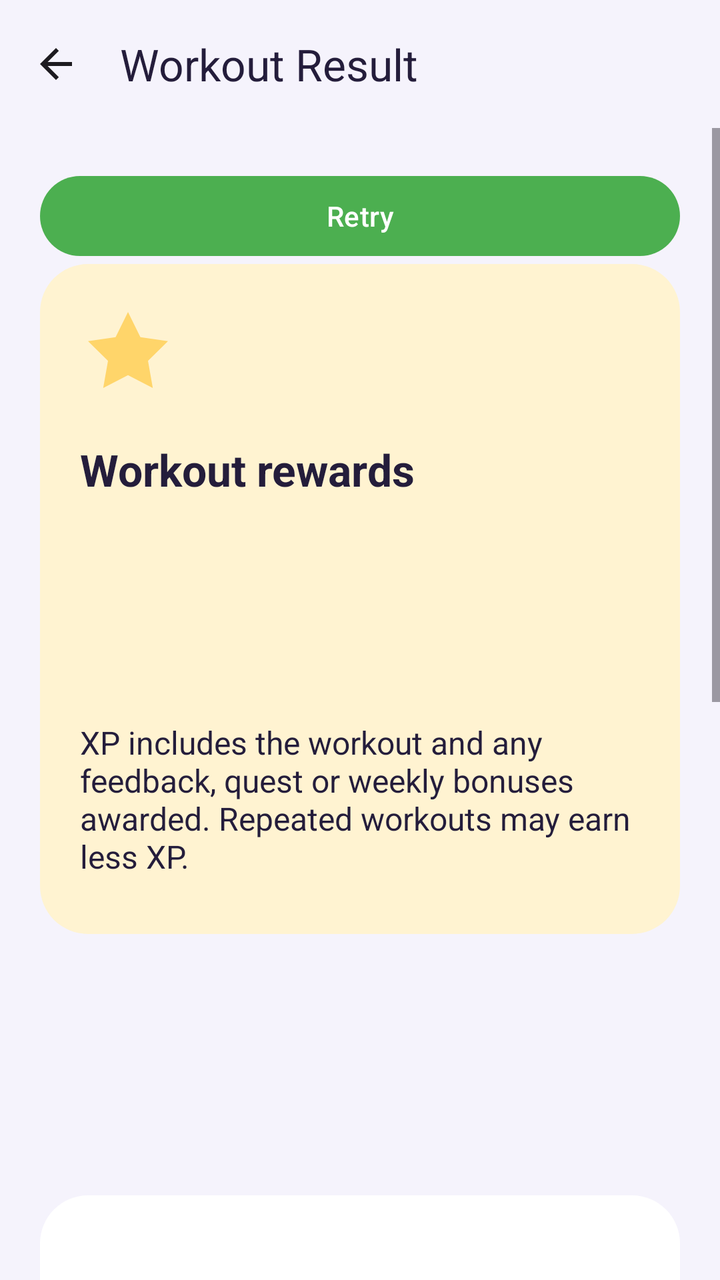
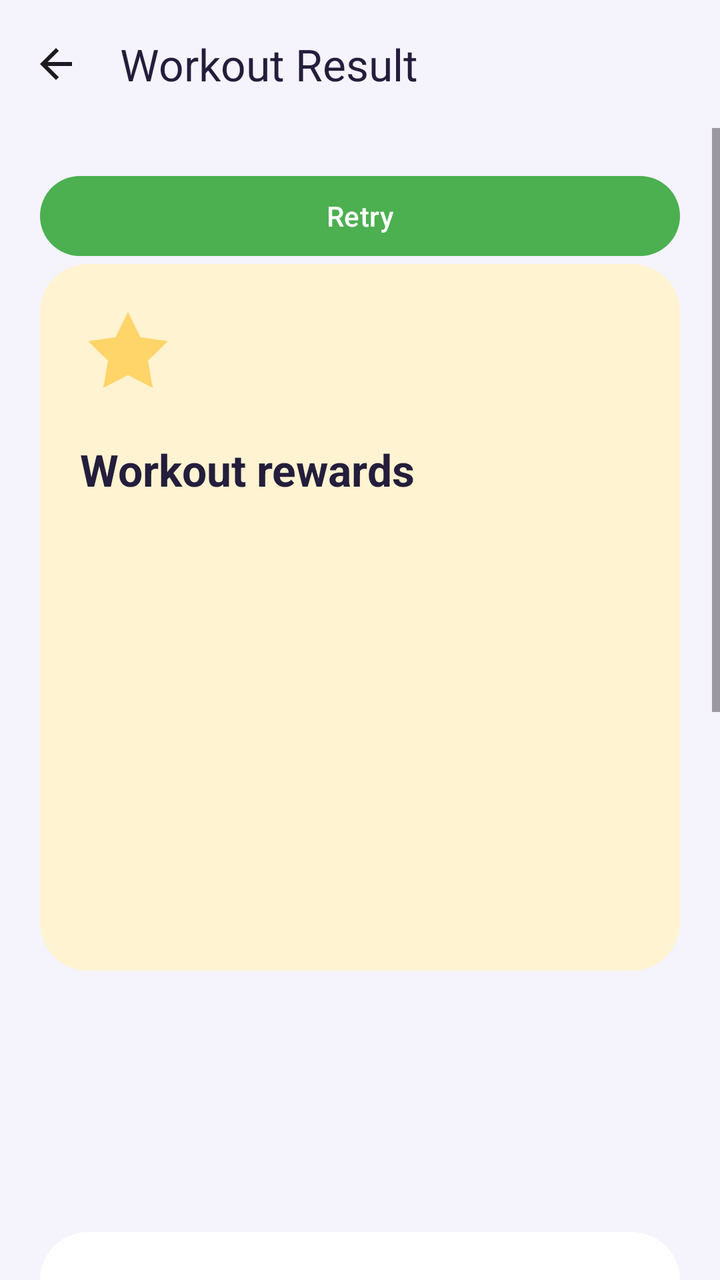

Two renders of the same Android screen: before a commit and after it. Below are the layout's source before the change and the commit's diff.
<!-- AndroidManifest.xml: application theme Theme.FitnessBalance -->
<!-- res/layout/activity_workout_result.xml -->
<?xml version='1.0' encoding='utf-8'?>
<LinearLayout
    xmlns:android="http://schemas.android.com/apk/res/android"
    xmlns:app="http://schemas.android.com/apk/res-auto"
    android:id="@+id/exRoot"
    android:layout_width="match_parent"
    android:layout_height="match_parent"
    android:orientation="vertical"
    android:background="@color/gm_canvas">
    <com.google.android.material.appbar.MaterialToolbar
        android:id="@+id/exToolbar"
        android:layout_width="match_parent"
        android:layout_height="wrap_content"
        android:minHeight="?attr/actionBarSize"
        app:navigationIcon="@drawable/ic_arrow_back"
        app:navigationContentDescription="@string/back"
        app:title="@string/ex_result" app:titleTextColor="@color/gm_ink" android:background="@color/gm_canvas" />
    <ScrollView
        android:layout_width="match_parent"
        android:layout_height="0dp"
        android:layout_weight="1"
        android:fillViewport="true">
        <LinearLayout
            android:layout_width="match_parent"
            android:layout_height="wrap_content"
            android:orientation="vertical"
            android:padding="@dimen/exercise_spacing">
            <ProgressBar
                android:id="@+id/exLoading"
                android:layout_width="48dp"
                android:layout_height="48dp"
                android:layout_gravity="center_horizontal"
                android:contentDescription="@string/ex_loading"
                android:visibility="gone" />
            <TextView
                android:id="@+id/exStatus"
                style="@style/RewardBody"
                android:accessibilityLiveRegion="polite"
                android:visibility="gone" />
            <com.google.android.material.button.MaterialButton
                android:id="@+id/exRetry"
                style="@style/ExerciseButton"
                android:text="@string/ex_retry" />
            <LinearLayout
                android:id="@+id/exContent"
                android:layout_width="match_parent"
                android:layout_height="wrap_content"
                android:orientation="vertical">
                <LinearLayout style="@style/RewardPanel" android:background="@drawable/reward_panel_gold">
                    <ImageView android:layout_width="48dp" android:layout_height="48dp" android:src="@drawable/ic_reward_star" android:importantForAccessibility="no" />
                    <TextView style="@style/RewardHeading" android:text="@string/gm_earned" />
                    <TextView android:id="@+id/exRewardXp" style="@style/RewardHeading" />
                    <TextView android:id="@+id/exRewardStars" style="@style/RewardBody" />
                    <TextView style="@style/RewardBody" android:text="@string/gm_reward_note" />
                </LinearLayout>
                <TextView
                    android:id="@+id/exResultTitle"
                    style="@style/RewardHeading" />
                <TextView
                    android:id="@+id/exLessonName"
                    style="@style/RewardHeading" />
                <LinearLayout style="@style/RewardPanel">
                    <TextView
                        android:id="@+id/exResultStats"
                        style="@style/RewardBody" />
                    <TextView
                        android:id="@+id/exCaloriesNote"
                        style="@style/RewardBody"
                        android:text="@string/ex_calories_note" />
                </LinearLayout>
                <LinearLayout style="@style/RewardPanel" android:background="@drawable/reward_panel_xp">
                    <TextView style="@style/RewardBody" android:textColor="#FFFFFFFF" android:text="@string/gm_your_progress" />
                    <TextView
                        android:id="@+id/exLevel"
                        style="@style/RewardHeading" android:textColor="#FFFFFFFF" />
                    <TextView
                        android:id="@+id/exXp"
                        style="@style/RewardBody" android:textColor="#FFFFFFFF" />
                    <com.google.android.material.progressindicator.LinearProgressIndicator
                        android:id="@+id/exXpBar" app:indicatorColor="@color/gm_gold" app:trackColor="@color/gm_track" app:trackThickness="8dp" app:trackCornerRadius="4dp"
                        android:layout_width="match_parent"
                        android:layout_height="wrap_content"
                        android:layout_marginVertical="12dp"
                        android:max="100" />
                    <TextView
                        android:id="@+id/exMomentum"
                        style="@style/RewardBody" android:textColor="#FFFFFFFF" />
                    <com.google.android.material.progressindicator.LinearProgressIndicator
                        android:id="@+id/exMomentumBar" app:indicatorColor="@color/gm_gold" app:trackColor="@color/gm_track" app:trackThickness="8dp"
                        android:layout_width="match_parent"
                        android:layout_height="wrap_content"
                        android:layout_marginVertical="12dp"
                        android:max="100" />
                </LinearLayout>
                <TextView
                    android:id="@+id/exUnlocks"
                    style="@style/RewardBody" />
                <TextView
                    android:id="@+id/exApplicationProgress"
                    style="@style/RewardBody"
                    android:text="@string/ex_app_progress" />
                <com.google.android.material.button.MaterialButton
                    android:id="@+id/exContinue"
                    style="@style/ExerciseButton"
                    android:text="@string/ex_continue" />
            </LinearLayout>
        </LinearLayout>
    </ScrollView>
</LinearLayout>
<!-- resources referenced by this layout -->
<resources>
  <color name="gm_canvas">#F5F3FC</color>
  <color name="gm_gold">#FFD56A</color>
  <color name="gm_ink">#241D3B</color>
  <color name="gm_track">#C9B4E7</color>
  <dimen name="exercise_spacing">20dp</dimen>
  <!-- drawable ic_reward_star (drawable) -->
  <vector xmlns:android="http://schemas.android.com/apk/res/android" android:width="48dp" android:height="48dp" android:viewportWidth="24" android:viewportHeight="24"><path android:fillColor="#FFD56A" android:pathData="M12,2l3.1,6.3 6.9,1 -5,4.9 1.2,6.8L12,17.8 5.8,21 7,14.2 2,9.3l6.9,-1z"/></vector>
  <!-- drawable reward_panel_gold (drawable) -->
  <shape xmlns:android="http://schemas.android.com/apk/res/android"><solid android:color="@color/gm_gold_soft"/><corners android:radius="24dp"/><padding android:left="20dp" android:top="20dp" android:right="20dp" android:bottom="20dp"/></shape>
  <!-- drawable reward_panel_xp (drawable) -->
  <shape xmlns:android="http://schemas.android.com/apk/res/android"><gradient android:startColor="#56319C" android:endColor="#793EC5" android:angle="0"/><corners android:radius="24dp"/></shape>
  <string name="back">Back</string>
  <string name="ex_app_progress">Levels and stars represent application progress, not medical or physical ability.</string>
  <string name="ex_calories_note">Calories are estimates and never determine XP. A 70 kg reference is used when profile weight is unavailable.</string>
  <string name="ex_continue">Continue</string>
  <string name="ex_loading">Loading your exercise space…</string>
  <string name="ex_result">Workout Result</string>
  <string name="ex_retry">Retry</string>
  <string name="gm_earned">Workout rewards</string>
  <string name="gm_reward_note">XP includes the workout and any feedback, quest or weekly bonuses awarded. Repeated workouts may earn less XP.</string>
  <string name="gm_your_progress">Your progress</string>
  <style name="ExerciseButton" parent="Widget.Material3.Button">
          <item name="android:layout_width">match_parent</item>
          <item name="android:layout_height">wrap_content</item>
          <item name="android:minHeight">48dp</item>
      </style>
  <style name="RewardBody" parent="ExerciseBody"><item name="android:textColor">@color/gm_ink</item></style>
  <style name="RewardHeading" parent="ExerciseHeading"><item name="android:textColor">@color/gm_ink</item></style>
  <style name="RewardPanel" parent="ExercisePanel"><item name="android:background">@drawable/reward_panel_surface</item><item name="android:padding">20dp</item><item name="android:layout_marginBottom">16dp</item></style>
  <style name="Theme.FitnessBalance" parent="Base.Theme.FitnessBalance" />
  <color name="gm_gold_soft">#FFF3D1</color>
  <style name="ExerciseHeading" parent="ExerciseBody">
          <item name="android:textSize">22sp</item>
          <item name="android:textStyle">bold</item>
          <item name="android:layout_marginTop">12dp</item>
      </style>
  <!-- drawable reward_panel_surface (drawable) -->
  <shape xmlns:android="http://schemas.android.com/apk/res/android"><solid android:color="@color/gm_surface"/><corners android:radius="24dp"/><padding android:left="20dp" android:top="20dp" android:right="20dp" android:bottom="20dp"/></shape>
  <!-- drawable exercise_panel (drawable) -->
  <shape xmlns:android="http://schemas.android.com/apk/res/android"><solid android:color="?attr/colorSurface"/><stroke android:width="1dp" android:color="?attr/colorOutline"/><corners android:radius="16dp"/></shape>
  <color name="gm_surface">#FFFFFF</color>
  <color name="primary_color">#4CAF50</color>
  <color name="white">#FFFFFFFF</color>
  <color name="purple_500">#FF6200EE</color>
  <!-- unchanged entries left out for length: 4 -->
</resources>

<!-- the commit's change to res/layout/activity_workout_result.xml (unified diff, before → after) -->
@@ -51,7 +51,9 @@
                     <TextView style="@style/RewardHeading" android:text="@string/gm_earned" />
                     <TextView android:id="@+id/exRewardXp" style="@style/RewardHeading" />
                     <TextView android:id="@+id/exRewardStars" style="@style/RewardBody" />
-                    <TextView style="@style/RewardBody" android:text="@string/gm_reward_note" />
+                    <TextView android:id="@+id/exRewardBreakdown" style="@style/RewardBody" />
+                    <TextView android:id="@+id/exRewardWeek" style="@style/RewardBody" />
+                    <TextView android:id="@+id/exUnlocks" style="@style/RewardBody" />
                 </LinearLayout>
                 <TextView
                     android:id="@+id/exResultTitle"
@@ -93,9 +95,6 @@
                         android:max="100" />
                 </LinearLayout>
                 <TextView
-                    android:id="@+id/exUnlocks"
-                    style="@style/RewardBody" />
-                <TextView
                     android:id="@+id/exApplicationProgress"
                     style="@style/RewardBody"
                     android:text="@string/ex_app_progress" />
<!-- resource entries referenced after the edit -->
@@ -19,7 +19,6 @@
   <string name="ex_result">Workout Result</string>
   <string name="ex_retry">Retry</string>
   <string name="gm_earned">Workout rewards</string>
-  <string name="gm_reward_note">XP includes the workout and any feedback, quest or weekly bonuses awarded. Repeated workouts may earn less XP.</string>
   <string name="gm_your_progress">Your progress</string>
   <style name="ExerciseButton" parent="Widget.Material3.Button">
           <item name="android:layout_width">match_parent</item>
